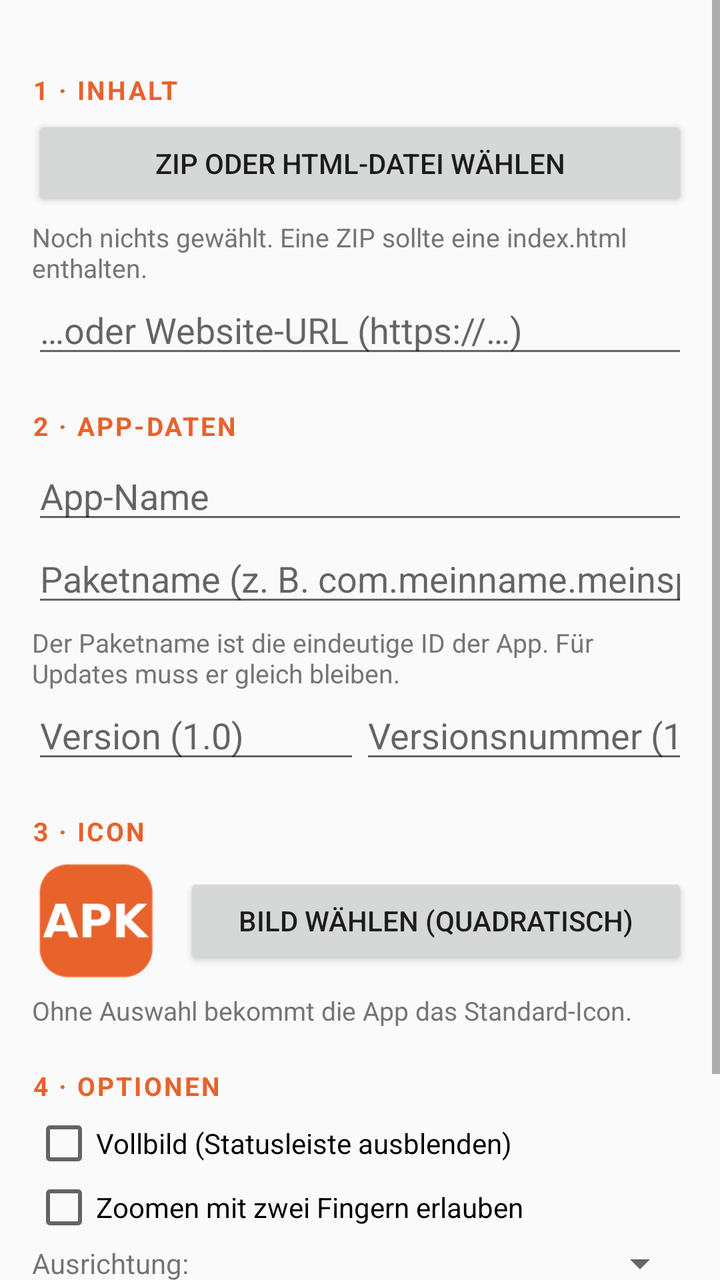
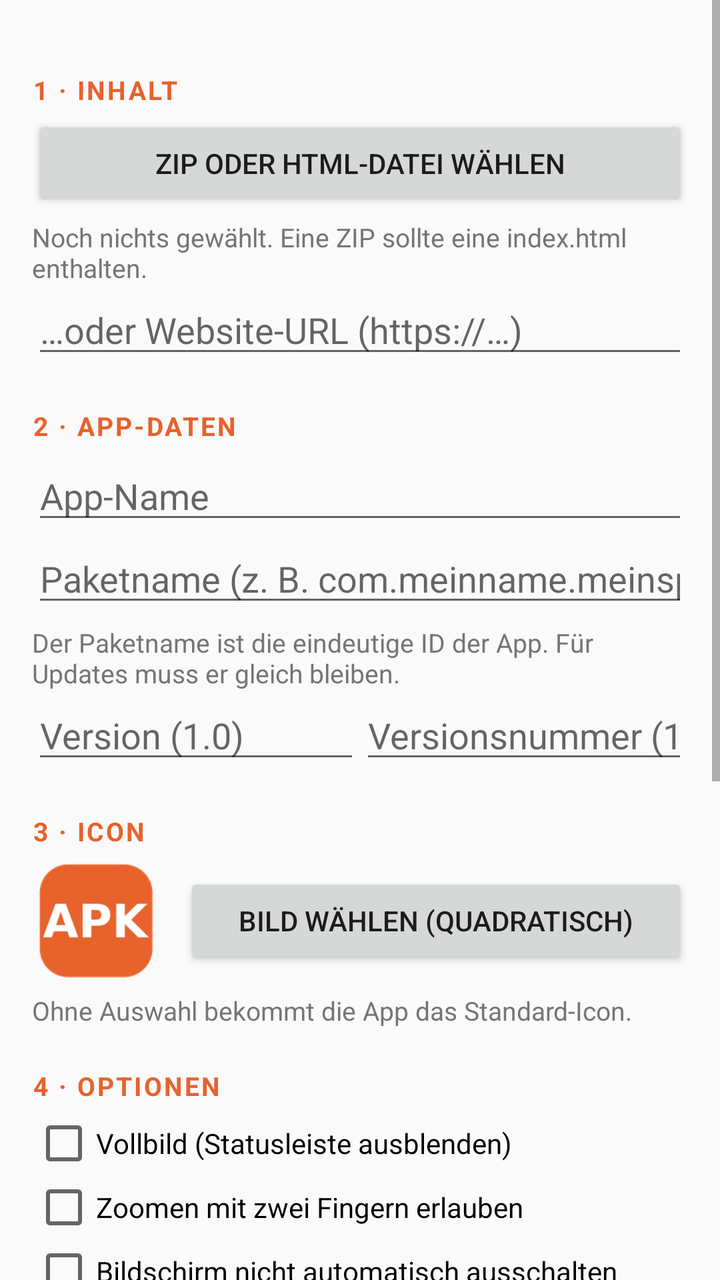

Before-and-after screenshots of an Android layout around one commit, followed by the original layout XML and the change that was made.
<!-- AndroidManifest.xml: application theme AppTheme -->
<!-- res/layout/activity_main.xml -->
<?xml version="1.0" encoding="utf-8"?>
<ScrollView xmlns:android="http://schemas.android.com/apk/res/android"
    android:layout_width="match_parent"
    android:layout_height="match_parent"
    android:fillViewport="true">

    <LinearLayout
        android:layout_width="match_parent"
        android:layout_height="wrap_content"
        android:orientation="vertical"
        android:padding="16dp">

        
        <TextView style="@style/Section" android:text="1 · Inhalt" />

        <Button
            android:id="@+id/btnPickContent"
            android:layout_width="match_parent"
            android:layout_height="wrap_content"
            android:text="ZIP oder HTML-Datei wählen" />

        <TextView
            android:id="@+id/txtContent"
            style="@style/Hint"
            android:text="Noch nichts gewählt. Eine ZIP sollte eine index.html enthalten." />

        <EditText
            android:id="@+id/editUrl"
            android:layout_width="match_parent"
            android:layout_height="wrap_content"
            android:hint="…oder Website-URL (https://…)"
            android:inputType="textUri"
            android:importantForAutofill="no" />

        
        <TextView style="@style/Section" android:text="2 · App-Daten" />

        <EditText
            android:id="@+id/editName"
            android:layout_width="match_parent"
            android:layout_height="wrap_content"
            android:hint="App-Name"
            android:inputType="textCapSentences"
            android:importantForAutofill="no" />

        <EditText
            android:id="@+id/editPackage"
            android:layout_width="match_parent"
            android:layout_height="wrap_content"
            android:hint="Paketname (z. B. com.meinname.meinspiel)"
            android:inputType="textNoSuggestions"
            android:importantForAutofill="no" />

        <TextView
            style="@style/Hint"
            android:text="Der Paketname ist die eindeutige ID der App. Für Updates muss er gleich bleiben." />

        <LinearLayout
            android:layout_width="match_parent"
            android:layout_height="wrap_content"
            android:orientation="horizontal">

            <EditText
                android:id="@+id/editVersionName"
                android:layout_width="0dp"
                android:layout_height="wrap_content"
                android:layout_weight="1"
                android:hint="Version (1.0)"
                android:inputType="text"
                android:importantForAutofill="no" />

            <EditText
                android:id="@+id/editVersionCode"
                android:layout_width="0dp"
                android:layout_height="wrap_content"
                android:layout_weight="1"
                android:hint="Versionsnummer (1)"
                android:inputType="number"
                android:importantForAutofill="no" />
        </LinearLayout>

        
        <TextView style="@style/Section" android:text="3 · Icon" />

        <LinearLayout
            android:layout_width="match_parent"
            android:layout_height="wrap_content"
            android:gravity="center_vertical"
            android:orientation="horizontal">

            <ImageView
                android:id="@+id/imgIcon"
                android:layout_width="64dp"
                android:layout_height="64dp"
                android:layout_marginEnd="12dp"
                android:contentDescription="Icon-Vorschau"
                android:scaleType="fitCenter"
                android:src="@mipmap/ic_launcher" />

            <Button
                android:id="@+id/btnPickIcon"
                android:layout_width="0dp"
                android:layout_height="wrap_content"
                android:layout_weight="1"
                android:text="Bild wählen (quadratisch)" />
        </LinearLayout>

        <TextView
            android:id="@+id/txtIcon"
            style="@style/Hint"
            android:text="Ohne Auswahl bekommt die App das Standard-Icon." />

        
        <TextView style="@style/Section" android:text="4 · Optionen" />

        <CheckBox
            android:id="@+id/chkFullscreen"
            android:layout_width="wrap_content"
            android:layout_height="wrap_content"
            android:text="Vollbild (Statusleiste ausblenden)" />

        <CheckBox
            android:id="@+id/chkZoom"
            android:layout_width="wrap_content"
            android:layout_height="wrap_content"
            android:text="Zoomen mit zwei Fingern erlauben" />

        <LinearLayout
            android:layout_width="match_parent"
            android:layout_height="wrap_content"
            android:gravity="center_vertical"
            android:orientation="horizontal">

            <TextView
                android:layout_width="wrap_content"
                android:layout_height="wrap_content"
                android:text="Ausrichtung:" />

            <Spinner
                android:id="@+id/spinOrientation"
                android:layout_width="0dp"
                android:layout_height="wrap_content"
                android:layout_weight="1" />
        </LinearLayout>

        
        <Button
            android:id="@+id/btnBuild"
            android:layout_width="match_parent"
            android:layout_height="56dp"
            android:layout_marginTop="20dp"
            android:backgroundTint="#E8622C"
            android:text="APK bauen"
            android:textColor="#FFFFFF"
            android:textSize="17sp" />

        <ProgressBar
            android:id="@+id/progress"
            style="@android:style/Widget.Material.ProgressBar.Horizontal"
            android:layout_width="match_parent"
            android:layout_height="wrap_content"
            android:indeterminate="true"
            android:visibility="gone" />

        <TextView
            android:id="@+id/txtStatus"
            android:layout_width="match_parent"
            android:layout_height="wrap_content"
            android:layout_marginTop="8dp"
            android:textIsSelectable="true" />

        <LinearLayout
            android:id="@+id/resultButtons"
            android:layout_width="match_parent"
            android:layout_height="wrap_content"
            android:orientation="horizontal"
            android:visibility="gone">

            <Button
                android:id="@+id/btnInstall"
                android:layout_width="0dp"
                android:layout_height="wrap_content"
                android:layout_weight="1"
                android:text="Installieren" />

            <Button
                android:id="@+id/btnSave"
                android:layout_width="0dp"
                android:layout_height="wrap_content"
                android:layout_weight="1"
                android:text="Speichern" />

            <Button
                android:id="@+id/btnShare"
                android:layout_width="0dp"
                android:layout_height="wrap_content"
                android:layout_weight="1"
                android:text="Teilen" />
        </LinearLayout>
    </LinearLayout>
</ScrollView>
<!-- resources referenced by this layout -->
<resources>
  <!-- mipmap ic_launcher: png bitmap (mipmap-hdpi, 4010 bytes) -->
  <style name="Hint">
          <item name="android:layout_width">match_parent</item>
          <item name="android:layout_height">wrap_content</item>
          <item name="android:layout_marginTop">4dp</item>
          <item name="android:textSize">13sp</item>
          <item name="android:textColor">#757575</item>
      </style>
  <style name="Section">
          <item name="android:layout_width">match_parent</item>
          <item name="android:layout_height">wrap_content</item>
          <item name="android:layout_marginTop">20dp</item>
          <item name="android:layout_marginBottom">4dp</item>
          <item name="android:textSize">13sp</item>
          <item name="android:textStyle">bold</item>
          <item name="android:textAllCaps">true</item>
          <item name="android:letterSpacing">0.08</item>
          <item name="android:textColor">#E8622C</item>
      </style>
  <style name="AppTheme" parent="android:Theme.Material.Light.DarkActionBar" />
</resources>

<!-- the commit's change to res/layout/activity_main.xml (unified diff, before → after) -->
@@ -125,6 +125,12 @@
             android:layout_height="wrap_content"
             android:text="Zoomen mit zwei Fingern erlauben" />
 
+        <CheckBox
+            android:id="@+id/chkKeepScreenOn"
+            android:layout_width="wrap_content"
+            android:layout_height="wrap_content"
+            android:text="Bildschirm nicht automatisch ausschalten" />
+
         <LinearLayout
             android:layout_width="match_parent"
             android:layout_height="wrap_content"
@@ -142,6 +148,39 @@
                 android:layout_height="wrap_content"
                 android:layout_weight="1" />
         </LinearLayout>
+
+        
+        <TextView style="@style/Section" android:text="5 · Berechtigungen" />
+
+        <CheckBox
+            android:id="@+id/chkPermInternet"
+            android:layout_width="wrap_content"
+            android:layout_height="wrap_content"
+            android:text="Internet / Netzwerk" />
+        <CheckBox
+            android:id="@+id/chkPermMic"
+            android:layout_width="wrap_content"
+            android:layout_height="wrap_content"
+            android:text="Mikrofon" />
+        <CheckBox
+            android:id="@+id/chkPermCamera"
+            android:layout_width="wrap_content"
+            android:layout_height="wrap_content"
+            android:text="Kamera" />
+        <CheckBox
+            android:id="@+id/chkPermLocation"
+            android:layout_width="wrap_content"
+            android:layout_height="wrap_content"
+            android:text="Standort" />
+        <CheckBox
+            android:id="@+id/chkPermVibrate"
+            android:layout_width="wrap_content"
+            android:layout_height="wrap_content"
+            android:text="Vibration" />
+
+        <TextView
+            style="@style/Hint"
+            android:text="Die App fragt beim ersten Zugriff aus der Webseite nach (z. B. getUserMedia oder navigator.geolocation). Ohne Internet funktionieren nur die mitgelieferten Dateien." />
 
         
         <Button
